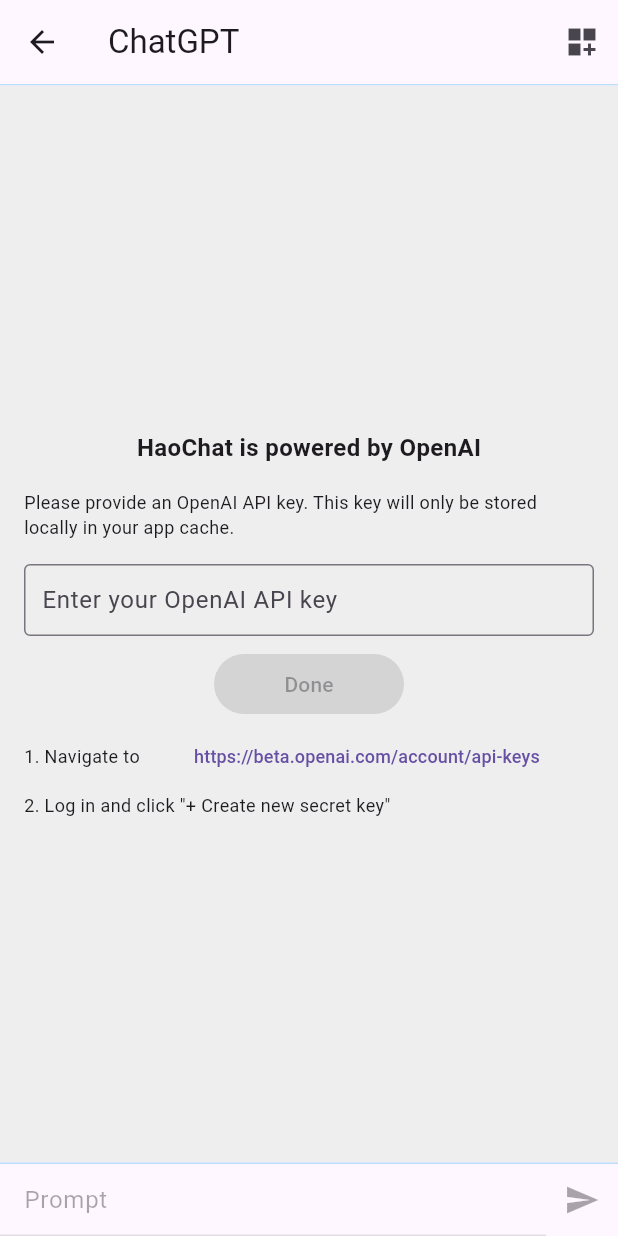
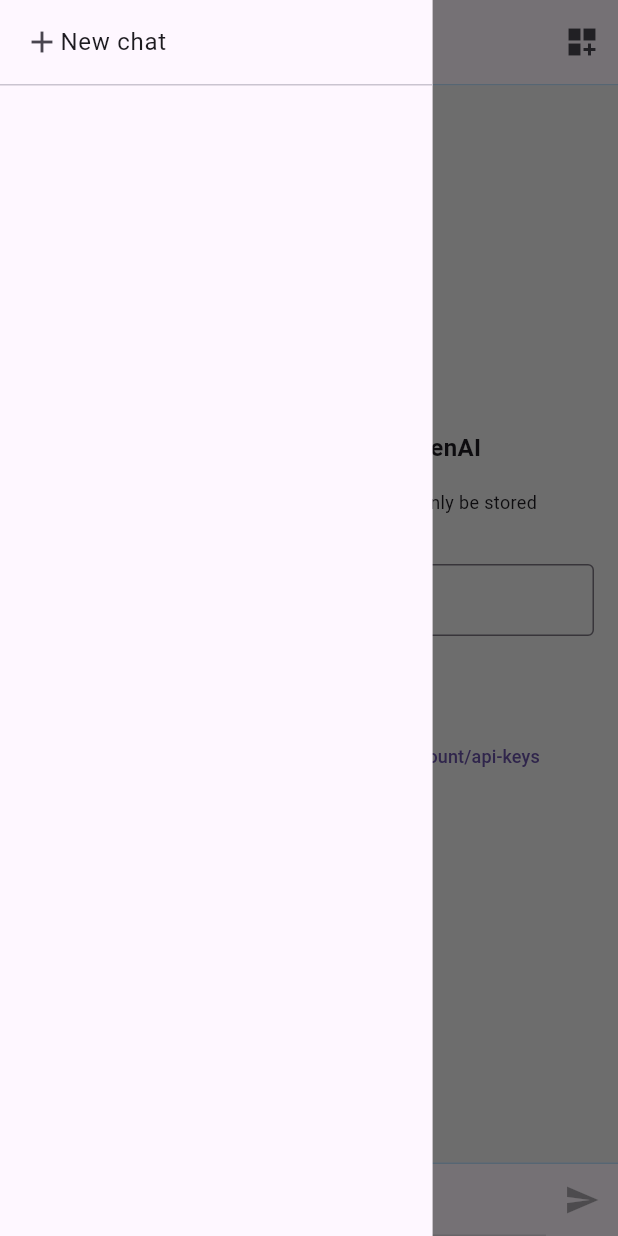
Before and after one commit to conghaonet/hao_chatgpt, a Flutter app: the ChatPage screen opened by its route, with the side drawer open (before the commit the screen has no drawer), on a phone screen of 412 x 824 dp. Run offline on Flutter 3.47's test engine with Material 2 defaults, Android fonts, the phone set to English and light mode, and no system bars; our stand-ins replace dio, drift, flutter_riverpod, go_router, loading_animation_widget, logger and 4 more; accounts and stored records are empty; generated files the repository leaves out were written again.

Commit message:
add drawer view

```diff
--- a/lib/l10n/intl_en.arb
+++ b/lib/l10n/intl_en.arb
@@ -44,6 +44,7 @@
   "done": "Done",
   "navigateTo": "Navigate to",
   "logInAndClick": "Log in and click \"+ Create new secret key\"",
+  "newChat": "New chat",
 
   "haoChat": "HaoChat",
   "openAI": "OpenAI",
--- a/lib/l10n/intl_zh.arb
+++ b/lib/l10n/intl_zh.arb
@@ -26,5 +26,6 @@
   "enterYourOpenAiApiKey": "输入你的 OpenAI API key",
   "done": "完成",
   "navigateTo": "导航到",
-  "logInAndClick": "登录后，点击 \"+ Create new secret key\""
+  "logInAndClick": "登录后，点击 \"+ Create new secret key\"",
+  "newChat": "新对话"
 }
--- a/lib/src/db/hao_database.dart
+++ b/lib/src/db/hao_database.dart
@@ -12,14 +12,14 @@
   IntColumn get id => integer().autoIncrement()();
 }
 
-class Titles extends Table with AutoIncrementingPrimaryKey {
+class ChatTitles extends Table with AutoIncrementingPrimaryKey {
   TextColumn get title => text()();
   BoolColumn get isFavorite => boolean().nullable()();
   DateTimeColumn get chatDate => dateTime()();
 }
 
 class Conversations extends Table with AutoIncrementingPrimaryKey {
-  IntColumn get titleId => integer().references(Titles, #id)();
+  IntColumn get titleId => integer().references(ChatTitles, #id)();
   TextColumn get inputMessage => text()();
   TextColumn get prompt => text()();
   TextColumn get completion => text().nullable()();
@@ -27,7 +27,7 @@
   DateTimeColumn get promptDate => dateTime()();
 }
 
-@DriftDatabase(tables: [Titles, Conversations])
+@DriftDatabase(tables: [ChatTitles, Conversations])
 class HaoDatabase extends _$HaoDatabase {
   HaoDatabase() : super(_openConnection());
 
--- /dev/null
+++ b/lib/src/page/chat/chat_drawer.dart
@@ -0,0 +1,78 @@
+import 'package:drift/drift.dart' as drift;
+import 'package:flutter/material.dart';
+import 'package:go_router/go_router.dart';
+
+import '../../../l10n/generated/l10n.dart';
+import '../../db/hao_database.dart';
+
+class ChatDrawer extends StatefulWidget {
+  const ChatDrawer({Key? key}) : super(key: key);
+
+  @override
+  State<ChatDrawer> createState() => _ChatDrawerState();
+}
+
+class _ChatDrawerState extends State<ChatDrawer> {
+  final List<ChatTitle> _titles = [];
+
+  @override
+  void initState() {
+    super.initState();
+    Future(() async {
+      var statement = haoDatabase.select(haoDatabase.chatTitles);
+      statement.limit(20);
+      statement.orderBy([(t) => drift.OrderingTerm(mode: drift.OrderingMode.desc, expression: t.id)]);
+      final titles = await statement.get();
+      _titles.addAll(titles);
+      if(mounted) {
+        setState(() {
+        });
+      }
+    });
+  }
+  @override
+  Widget build(BuildContext context) {
+    return SafeArea(
+      child: Container(
+        height: double.infinity,
+        color: Theme.of(context).scaffoldBackgroundColor,
+        child: FractionallySizedBox(
+          widthFactor: 0.7,
+          child: Column(
+            mainAxisSize: MainAxisSize.max,
+            children: [
+              ListTile(
+                horizontalTitleGap: 0.0,
+                leading: const Icon(Icons.add),
+                title: Text(S.of(context).newChat),
+                onTap: () {
+                  context.pop();
+                },
+              ),
+              const Divider(height: 1,),
+              Expanded(
+                child: ListView.builder(
+                  itemBuilder: (BuildContext context, int index) {
+                    return _buildChatTitle(_titles[index]);
+                  },
+                  itemCount: _titles.length,
+                ),
+              ),
+            ],
+          ),
+        ),
+      ),
+    );
+  }
+
+  Widget _buildChatTitle(ChatTitle chatTitle) {
+    return ListTile(
+      horizontalTitleGap: 0.0,
+      leading: const Icon(Icons.chat_bubble_outline),
+      title: Text(chatTitle.title, maxLines: 1, overflow: TextOverflow.ellipsis,),
+      onTap: () {
+        context.pop();
+      },
+    );
+  }
+}
--- a/lib/src/page/chat_page.dart
+++ b/lib/src/page/chat_page.dart
@@ -8,6 +8,7 @@
 import 'package:dio/dio.dart';
 
 import 'package:flutter/material.dart';
+import 'package:hao_chatgpt/src/page/chat/chat_drawer.dart';
 import 'package:hao_chatgpt/src/page/chat/no_key_view.dart';
 import 'package:hao_chatgpt/src/preferences_manager.dart';
 import 'package:loading_animation_widget/loading_animation_widget.dart';
@@ -31,20 +32,18 @@
   final Logger logger = Logger();
   final ScrollController _listController = ScrollController();
   final TextEditingController _msgController = TextEditingController();
-  final _gpt3FocusNode = FocusNode();
-  final _inputPromptNode = FocusNode();
   bool _isRequesting = false;
   final List<ListItem> _data = [];
   String _inputMessage = '';
 
-  /// id of [Titles]
+  /// id of [ChatTitles]
   int? _dbTitleId;
 
   Future<void> _sendPrompt(PromptItem promptItem) async {
     CompletionItem? completionItem;
     ErrorItem? errorItem;
     final chatDate = DateTime.now();
-    _dbTitleId ??= await haoDatabase.into(haoDatabase.titles).insert(TitlesCompanion.insert(
+    _dbTitleId ??= await haoDatabase.into(haoDatabase.chatTitles).insert(ChatTitlesCompanion.insert(
         title: promptItem.inputMessage,
         chatDate: chatDate,
         isFavorite: const drift.Value(false)
@@ -144,13 +143,19 @@
         actions: [
           IconButton(
             onPressed: () {
-              FocusScope.of(context).requestFocus(_gpt3FocusNode);
+              FocusManager.instance.primaryFocus?.unfocus();
               context.push('/settings/gpt3');
             },
             icon: const Icon(Icons.dashboard_customize),
           ),
         ],
       ),
+      drawer: const ChatDrawer(),
+      onDrawerChanged: (bool isOpened) {
+        if(isOpened) {
+          FocusManager.instance.primaryFocus?.unfocus();
+        }
+      },
       body: SafeArea(
         child: Column(
           children: [
@@ -168,9 +173,6 @@
                     padding: const EdgeInsets.symmetric(horizontal: 16),
                     child: NoKeyView(onFinished: () {
                       setState(() {
-                      });
-                      Future.delayed(const Duration(milliseconds: 100), () {
-                        FocusScope.of(context).requestFocus(_inputPromptNode);
                       });
                     },),
                   ),
@@ -282,7 +284,6 @@
             maxLines: 6,
             minLines: 1,
             autofocus: appManager.openaiApiKey != null,
-            focusNode: _inputPromptNode,
             decoration: InputDecoration(
               hintText: S.of(context).prompt,
               contentPadding: const EdgeInsets.only(left: 16.0),
@@ -337,8 +338,6 @@
   void dispose() {
     _msgController.dispose();
     _listController.dispose();
-    _gpt3FocusNode.dispose();
-    _inputPromptNode.dispose();
     super.dispose();
   }
 }
```
Also changed, not shown: lib/l10n/generated/l10n.dart, lib/l10n/generated/l10n_en.dart, lib/l10n/generated/l10n_zh.dart, lib/src/db/hao_database.g.dart.
